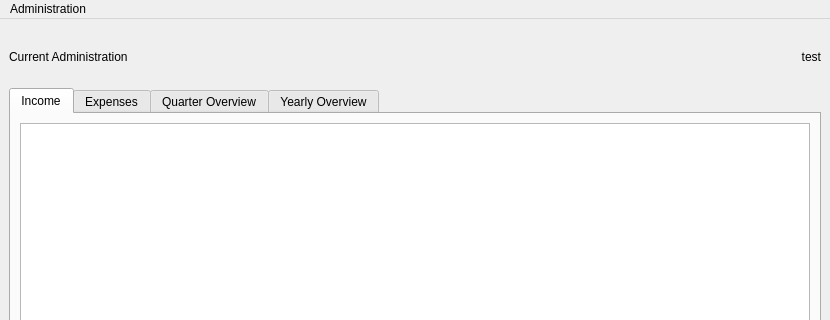
First picture: the form in dutchtaxadministrator/gui/designer_files/main_window.ui, repository Guthax/DutchTaxAdminstrator, before the edit; both pictures show x 0 to 830 and y 0 to 320 of the 830 by 632 pixel window.
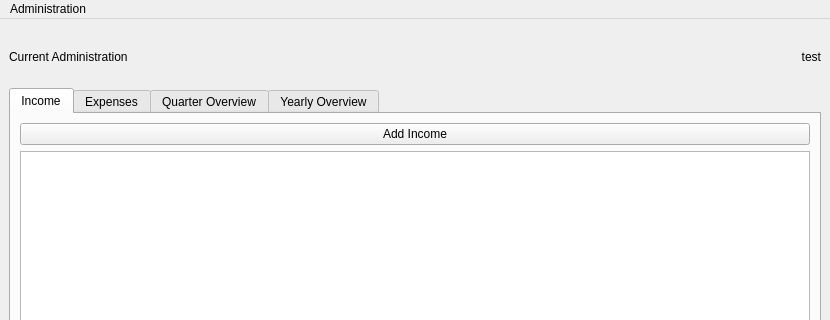
Second picture: the form after the edit. The open tabs and pages were chosen to show the change. Custom widgets are drawn as their Qt base class.

Commit message: added income table where incomes can be added as a row

```diff
--- a/dutchtaxadministrator/gui/designer_files/main_window.ui
+++ b/dutchtaxadministrator/gui/designer_files/main_window.ui
@@ -99,15 +99,15 @@
           <item>
            <layout class="QVBoxLayout" name="verticalLayout_3">
             <item>
-             <widget class="QTableView" name="tableView">
-              <property name="sizePolicy">
-               <sizepolicy hsizetype="Preferred" vsizetype="Preferred">
-                <horstretch>0</horstretch>
-                <verstretch>0</verstretch>
-               </sizepolicy>
+             <widget class="QPushButton" name="add_income_button">
+              <property name="text">
+               <string>Add Income</string>
               </property>
              </widget>
             </item>
+            <item>
+             <widget class="IncomeTable" name="income_table"/>
+            </item>
            </layout>
           </item>
          </layout>
@@ -187,6 +187,13 @@
    </property>
   </action>
  </widget>
+ <customwidgets>
+  <customwidget>
+   <class>IncomeTable</class>
+   <extends>QTableWidget</extends>
+   <header location="global">dutchtaxadministrator.gui.widgets.income_table.h</header>
+  </customwidget>
+ </customwidgets>
  <resources/>
  <connections/>
 </ui>
```
Left out of the diff: 2 changed lines with no effect on the pictures. The commit also changes 4 other files.
